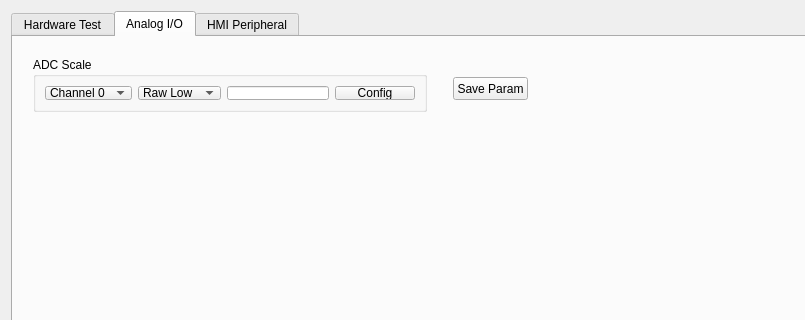
haoyi-jason/BMS_HY01_old, file frmhardwareconfig.ui: the form before one commit; both pictures show x 0 to 805 and y 0 to 320 of the 1280 by 600 pixel window.
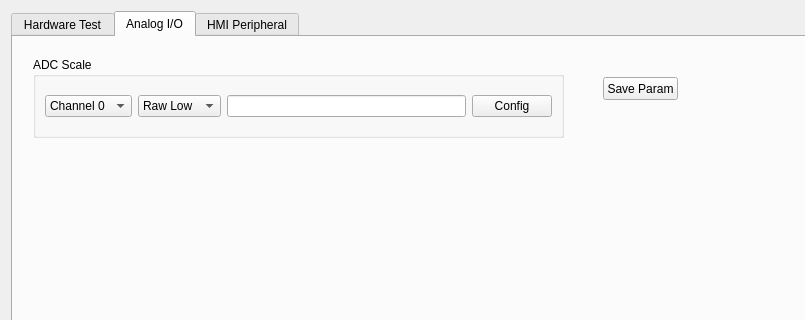
The form after the commit. The open tabs and pages were chosen to show the change. Custom widgets are drawn as their Qt base class.

Diff of the .ui file:
```diff
--- a/frmhardwareconfig.ui
+++ b/frmhardwareconfig.ui
@@ -356,8 +356,8 @@
         <rect>
          <x>20</x>
          <y>20</y>
-         <width>394</width>
-         <height>55</height>
+         <width>531</width>
+         <height>81</height>
         </rect>
        </property>
        <property name="title">
@@ -447,7 +447,7 @@
       <widget class="QPushButton" name="pbSaveParam">
        <property name="geometry">
         <rect>
-         <x>440</x>
+         <x>590</x>
          <y>40</y>
          <width>75</width>
          <height>23</height>
@@ -467,6 +467,13 @@
    </item>
   </layout>
  </widget>
+ <customwidgets>
+  <customwidget>
+   <class>FocusEditor</class>
+   <extends>QLineEdit</extends>
+   <header location="global">InputWin.h</header>
+  </customwidget>
+ </customwidgets>
  <resources/>
  <connections/>
 </ui>
```
Left out of the diff: 8 changed lines with no effect on the pictures.
